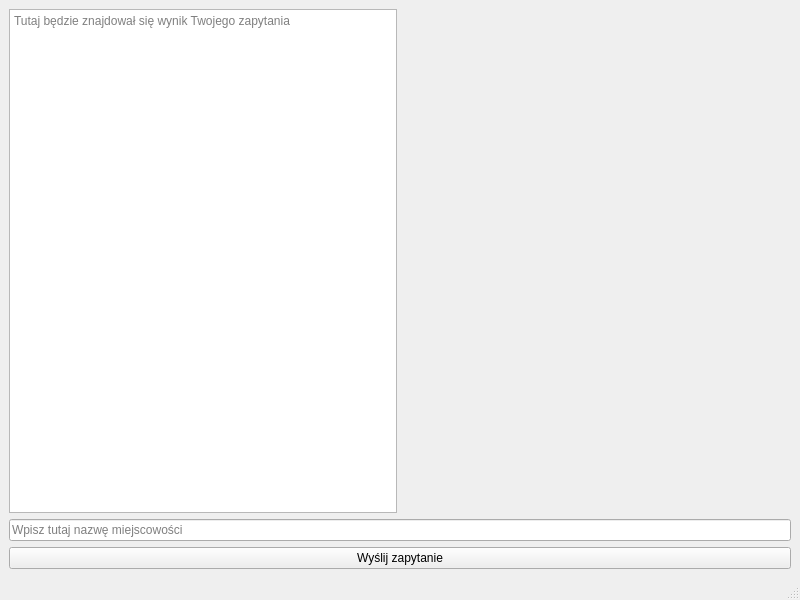
The window that WeatherAI/src/gui/mainwindow.ui (Gilgameszn15/WeatherAI_CPP) describes before a commit, drawn with Qt 5.
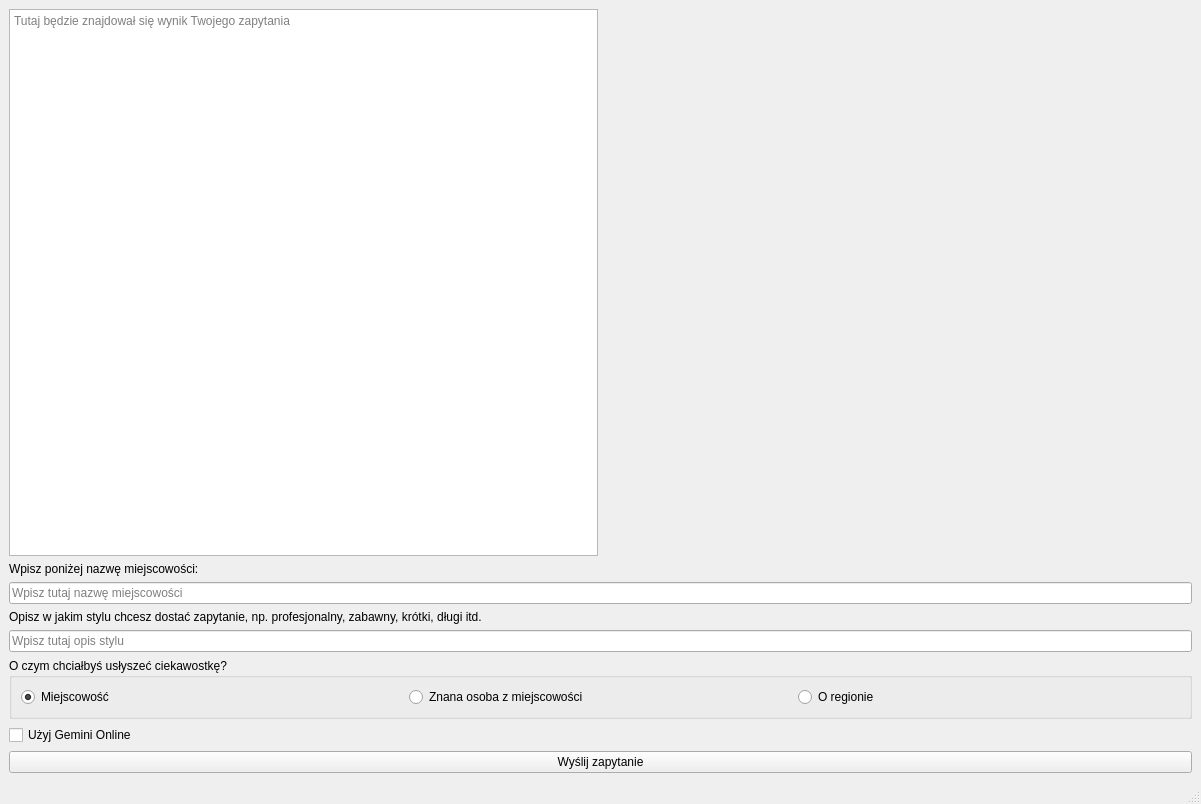
The same window after the commit.

Diff of the .ui file:
```diff
--- a/WeatherAI/src/gui/mainwindow.ui
+++ b/WeatherAI/src/gui/mainwindow.ui
@@ -6,8 +6,8 @@
    <rect>
     <x>0</x>
     <y>0</y>
-    <width>800</width>
-    <height>600</height>
+    <width>1201</width>
+    <height>804</height>
    </rect>
   </property>
   <property name="windowTitle">
@@ -41,6 +41,13 @@
         </item>
        </layout>
       </item>
+      <item>
+       <widget class="QLabel" name="label">
+        <property name="text">
+         <string>Wpisz poniżej nazwę miejscowości:</string>
+        </property>
+       </widget>
+      </item>
       <item>
        <widget class="QLineEdit" name="cityInput">
         <property name="placeholderText">
@@ -48,6 +55,60 @@
         </property>
        </widget>
       </item>
+      <item>
+       <widget class="QLabel" name="label_2">
+        <property name="text">
+         <string>Opisz w jakim stylu chcesz dostać zapytanie, np. profesjonalny, zabawny, krótki, długi itd.</string>
+        </property>
+       </widget>
+      </item>
+      <item>
+       <widget class="QLineEdit" name="styleInput">
+        <property name="placeholderText">
+         <string>Wpisz tutaj opis stylu</string>
+        </property>
+       </widget>
+      </item>
+      <item>
+       <widget class="QGroupBox" name="groupBox">
+        <property name="title">
+         <string>O czym chciałbyś usłyszeć ciekawostkę?</string>
+        </property>
+        <layout class="QHBoxLayout" name="horizontalLayout">
+         <item>
+          <widget class="QRadioButton" name="radioCity">
+           <property name="text">
+            <string>Miejscowość</string>
+           </property>
+           <property name="checked">
+            <bool>true</bool>
+           </property>
+          </widget>
+         </item>
+         <item>
+          <widget class="QRadioButton" name="radioPerson">
+           <property name="text">
+            <string>Znana osoba z miejscowości</string>
+           </property>
+          </widget>
+         </item>
+         <item>
+          <widget class="QRadioButton" name="radioRegion">
+           <property name="text">
+            <string>O regionie</string>
+           </property>
+          </widget>
+         </item>
+        </layout>
+       </widget>
+      </item>
+      <item>
+       <widget class="QCheckBox" name="geminiCheck">
+        <property name="text">
+         <string>Użyj Gemini Online</string>
+        </property>
+       </widget>
+      </item>
       <item>
        <widget class="QPushButton" name="checkWeatherButton">
         <property name="text">
```
Left out of the diff: 2 changed lines with no effect on the pictures.
